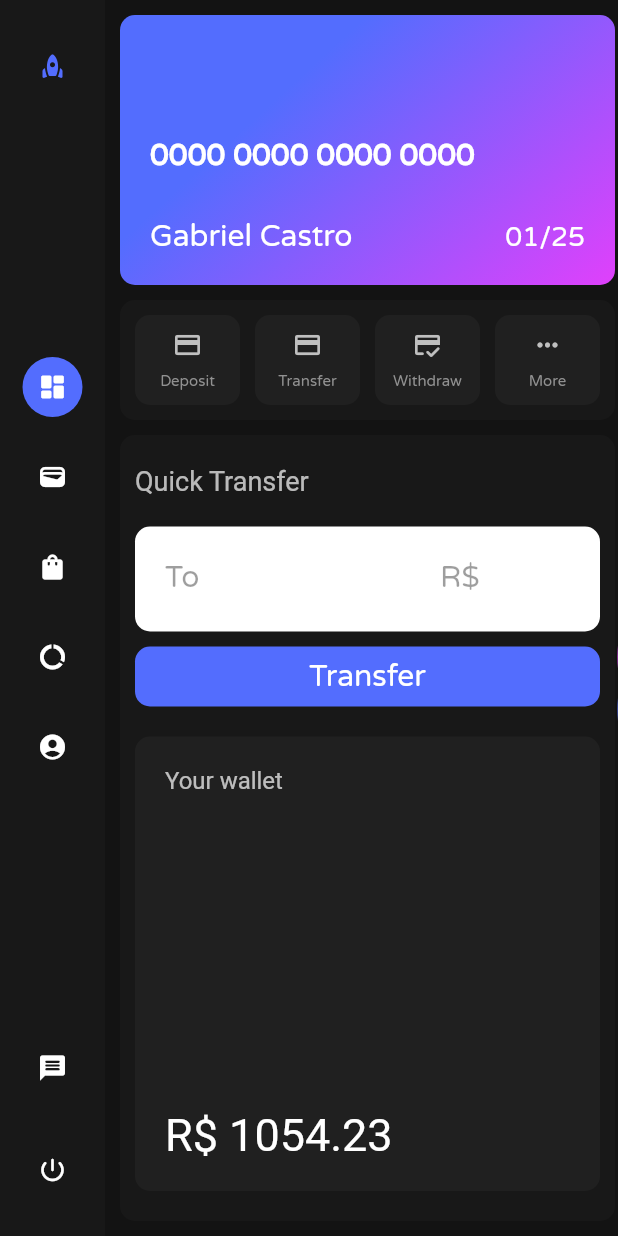
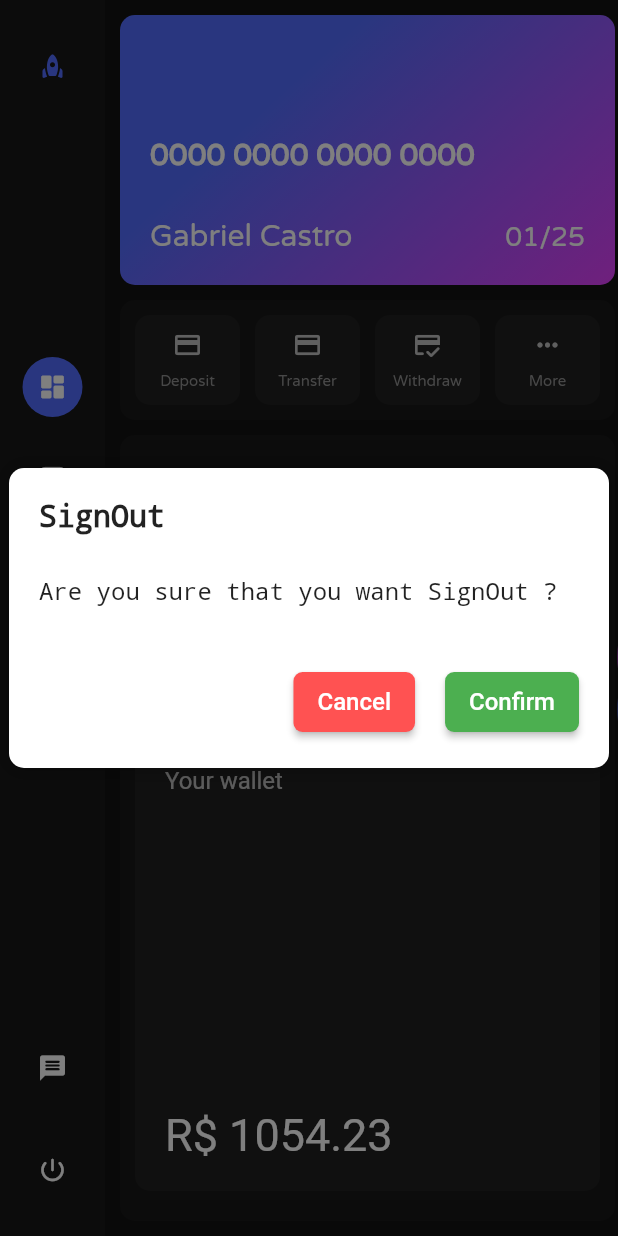
Before and after one commit to ga-brielcastro/flutterweb_dashboard, a Flutter app: the HomePage screen opened by its route, after a tap on the "power settings new" icon, on a phone screen of 412 x 824 dp. Run offline on Flutter 3.47's test engine with Material 2 defaults, Android fonts, the phone set to English and light mode, and no system bars; our stand-ins replace firebase_auth, firebase_core, fl_chart, percent_indicator; accounts and stored records are empty.

Commit message:
feat: logout with modal

```diff
--- /dev/null
+++ b/lib/controllers/signout.controller.dart
@@ -0,0 +1,15 @@
+import 'package:firebase_auth/firebase_auth.dart';
+
+class SignOutController {
+  bool signOut() {
+    try {
+      Future.delayed(const Duration(seconds: 2), () {
+        FirebaseAuth.instance.signOut();
+      });
+      return true;
+    } catch (e) {
+      print(e);
+      return false;
+    }
+  }
+}
--- a/lib/pages/home.page.dart
+++ b/lib/pages/home.page.dart
@@ -1,5 +1,6 @@
 import 'package:flutter/material.dart';
 import 'package:flutter_dashboard/widgets/dashboard/dashboard.widget.dart';
+import 'package:flutter_dashboard/widgets/menu_navigation/navigation_menu.widget.dart';
 import 'package:flutter_dashboard/widgets/quicklybar/quicklybar.widget.dart';
 
 import '../widgets/menubar/menubar.widget.dart';
@@ -17,6 +18,7 @@ class HomePage extends StatelessWidget {
         child: Row(
           children: const [
             MenuBar(),
+            // NavigationMenu(),
             QuicklyBar(),
             Dashboard(),
           ],
--- /dev/null
+++ b/lib/shared/modal.dart
@@ -0,0 +1,48 @@
+import 'package:flutter/material.dart';
+
+class ModalPage extends PageRoute {
+  final bool fullScreenDialog;
+  late final WidgetBuilder _builder;
+
+  ModalPage({
+    required WidgetBuilder builder,
+    RouteSettings? settings,
+    this.fullScreenDialog = true,
+  }) : _builder = builder, super(settings: settings);
+
+  @override
+  bool get opaque => false;
+
+  @override
+  bool get barrierDismissible => true;
+
+  @override
+  Color? get barrierColor => Colors.black.withOpacity(0.5);
+
+  @override
+  String? get barrierLabel => 'ModalPage';
+
+  @override
+  bool get maintainState => true;
+
+  @override
+  Duration get transitionDuration => const Duration(milliseconds: 500);
+
+  @override
+  Widget buildPage(BuildContext context, Animation<double> animation,
+      Animation<double> secondaryAnimation) {
+    return Stack(
+      children: [
+        _builder(context),
+      ],
+    );
+  }
+
+  @override
+  Widget buildTransitions(BuildContext context, Animation<double> animation, Animation<double> secondaryAnimation, Widget child) {
+    return FadeTransition(
+      opacity: animation,
+      child: child,
+    );
+  }
+}
--- a/lib/widgets/auth/login.widget.dart
+++ b/lib/widgets/auth/login.widget.dart
@@ -1,7 +1,7 @@
 import 'package:firebase_auth/firebase_auth.dart';
 import 'package:flutter/gestures.dart';
 import 'package:flutter/material.dart';
-import 'package:flutter_dashboard/utils/snackbar.dart';
+import 'package:flutter_dashboard/shared/snackbar.dart';
 import 'package:flutter_dashboard/widgets/notification/notification.widget.dart';
 
 import '../../controllers/signin.controller.dart';
--- /dev/null
+++ b/lib/widgets/dashboard/profile/menu.items.dart
@@ -0,0 +1,20 @@
+import 'package:flutter/material.dart';
+
+class MyPopupMenu extends StatelessWidget {
+
+  final List<PopupMenuEntry> menuList;
+  final Widget? icon;
+  const MyPopupMenu({Key? key, required this.menuList, this.icon}) : super(key: key);
+
+  @override
+  Widget build(BuildContext context) {
+    return PopupMenuButton(
+      color: Colors.white,
+      shape: RoundedRectangleBorder(
+        borderRadius: BorderRadius.circular(10),
+      ),
+      itemBuilder: ((context) => menuList),
+      icon: icon,
+    );
+  }
+}
--- a/lib/widgets/dashboard/profile/profile-info.widget.dart
+++ b/lib/widgets/dashboard/profile/profile-info.widget.dart
@@ -1,7 +1,35 @@
 import 'package:flutter/material.dart';
+import 'package:flutter_dashboard/widgets/dashboard/profile/menu.items.dart';
 
-class ProfileInfo extends StatelessWidget {
+class ProfileInfo extends StatefulWidget {
   const ProfileInfo({super.key});
+
+  @override
+  State<ProfileInfo> createState() => _ProfileInfoState();
+}
+
+class _ProfileInfoState extends State<ProfileInfo> {
+  void _showMyModal(BuildContext context) {
+    AlertDialog alertDialog = AlertDialog(
+      title: const Text('test'),
+      content: const Text('test test'),
+      actions: [
+        TextButton(
+          onPressed: () {},
+          child: const Text('Cancel'),
+        ),
+        TextButton(
+          onPressed: () {},
+          child: const Text('Confirm'),
+        ),
+      ],
+    );
+
+    showDialog(
+      context: context,
+      builder: (BuildContext context) => alertDialog,
+    );
+  }
 
   @override
   Widget build(BuildContext context) {
@@ -44,12 +72,64 @@ class ProfileInfo extends StatelessWidget {
               const SizedBox(
                 width: 20,
               ),
-              Container(
-                height: 40,
-                width: 40,
-                decoration: BoxDecoration(
-                  borderRadius: BorderRadius.circular(100),
-                  color: Colors.grey,
+              MyPopupMenu(
+                menuList: [
+                  PopupMenuItem(
+                    onTap: () {},
+                    child: const ListTile(
+                      leading: Icon(
+                        Icons.person,
+                        color: Colors.black54,
+                      ),
+                      title: Text(
+                        'My Profile',
+                        style: TextStyle(
+                          color: Colors.black54,
+                        ),
+                      ),
+                    ),
+                  ),
+                  PopupMenuItem(
+                    onTap: () {},
+                    child: const ListTile(
+                      leading: Icon(
+                        Icons.settings,
+                        color: Colors.black54,
+                      ),
+                      title: Text(
+                        'Settings',
+                        style: TextStyle(
+                          color: Colors.black54,
+                        ),
+                      ),
+                    ),
+                  ),
+                  const PopupMenuDivider(),
+                  PopupMenuItem(
+                    onTap: ()  {
+
+                    },
+                    child: const ListTile(
+                      leading: Icon(
+                        Icons.power_settings_new_rounded,
+                        color: Colors.black54,
+                      ),
+                      title: Text(
+                        'SignOut',
+                        style: TextStyle(
+                          color: Colors.black54,
+                        ),
+                      ),
+                    ),
+                  ),
+                ],
+                icon: Container(
+                  height: 40,
+                  width: 40,
+                  decoration: BoxDecoration(
+                    borderRadius: BorderRadius.circular(100),
+                    color: Colors.grey,
+                  ),
                 ),
               )
             ],
--- a/lib/widgets/menubar/menubar.widget.dart
+++ b/lib/widgets/menubar/menubar.widget.dart
@@ -1,5 +1,7 @@
 import 'package:flutter/material.dart';
+import 'package:flutter_dashboard/shared/modal.dart';
 import 'package:flutter_dashboard/widgets/menubar/button.menubar.widget.dart';
+import 'package:flutter_dashboard/widgets/modal_default/modal_default.widget.dart';
 
 class MenuBar extends StatelessWidget {
   const MenuBar({super.key});
@@ -77,7 +79,13 @@ class MenuBar extends StatelessWidget {
                 height: 20,
               ),
               IconButton(
-                onPressed: () {},
+                onPressed: () {
+                  Navigator.of(context).push(
+                    ModalPage(builder: (context) {
+                      return ModalDefault();
+                    }),
+                  );
+                },
                 icon: Icon(
                   Icons.power_settings_new_rounded,
                   color: Theme.of(context).colorScheme.onSecondary,
--- /dev/null
+++ b/lib/widgets/modal_default/modal_default.widget.dart
@@ -0,0 +1,134 @@
+import 'package:flutter/material.dart';
+import 'package:flutter_dashboard/controllers/signout.controller.dart';
+import 'package:flutter_dashboard/shared/snackbar.dart';
+
+import '../../controllers/signin.controller.dart';
+
+class ModalDefault extends StatelessWidget {
+  ModalDefault({Key? key}) : super(key: key);
+  MySnackBar mySnackBar = MySnackBar();
+  late final controller = SignOutController();
+
+  @override
+  Widget build(BuildContext context) {
+    return Center(
+      child: Container(
+        height: 200,
+        width: 400,
+        padding: const EdgeInsets.all(20),
+        decoration: BoxDecoration(
+          color: Colors.white,
+          borderRadius: BorderRadius.circular(10),
+          boxShadow: const [
+            BoxShadow(
+              color: Colors.black26,
+              blurRadius: 10,
+              blurStyle: BlurStyle.normal,
+              spreadRadius: 2,
+            )
+          ],
+        ),
+        child: Column(
+          mainAxisAlignment: MainAxisAlignment.spaceBetween,
+          children: [
+            Column(
+              children: const [
+                Align(
+                  alignment: Alignment.centerLeft,
+                  child: Text(
+                    'SignOut',
+                    style: TextStyle(
+                      color: Colors.black87,
+                      fontSize: 20,
+                      decoration: TextDecoration.none,
+                      fontWeight: FontWeight.w600,
+                    ),
+                  ),
+                ),
+                SizedBox(
+                  height: 30,
+                ),
+                Align(
+                  alignment: Alignment.centerLeft,
+                  child: Text(
+                    'Are you sure that you want SignOut ?',
+                    style: TextStyle(
+                      color: Colors.black87,
+                      fontSize: 16,
+                      decoration: TextDecoration.none,
+                      fontWeight: FontWeight.w500,
+                    ),
+                  ),
+                ),
+              ],
+            ),
+            Row(
+              mainAxisAlignment: MainAxisAlignment.end,
+              children: [
+                ConstrainedBox(
+                  constraints: const BoxConstraints(
+                    minHeight: 40,
+                  ),
+                  child: ElevatedButton(
+                    onPressed: () {},
+                    style: ElevatedButton.styleFrom(
+                      backgroundColor: Colors.redAccent,
+                      shape: RoundedRectangleBorder(
+                        borderRadius: BorderRadius.circular(
+                          6,
+                        ),
+                      ),
+                    ),
+                    child: const Text(
+                      'Cancel',
+                      style: TextStyle(
+                        color: Colors.white,
+                        fontSize: 16,
+                      ),
+                    ),
+                  ),
+                ),
+                const SizedBox(
+                  width: 20,
+                ),
+                ConstrainedBox(
+                  constraints: const BoxConstraints(
+                    minHeight: 40,
+                  ),
+                  child: ElevatedButton(
+                    onPressed: () {
+                      if (controller.signOut()) {
+                        Navigator.of(context).pushNamed('/auth');
+                      } else {
+                        mySnackBar.showSnackbar(
+                            context,
+                            'Não foi possível realizar o Logout!',
+                            Colors.redAccent.withOpacity(0.8));
+                      }
+                    },
+                    style: ElevatedButton.styleFrom(
+                      backgroundColor: Colors.green,
+                      shape: RoundedRectangleBorder(
+                        borderRadius: BorderRadius.circular(
+                          6,
+                        ),
+                      ),
+                    ),
+                    child: const Text(
+                      'Confirm',
+                      style: TextStyle(
+                        color: Colors.white,
+                        fontSize: 16,
+                      ),
+                    ),
+                  ),
+                ),
+              ],
+            ),
+          ],
+        ),
+      ),
+    );
+    ;
+  }
+}
```
Also changed, not shown: lib/widgets/menu_navigation/navigation_menu.widget.dart (added, +58 -0 lines), lib/shared/snackbar.dart (renamed from lib/utils/snackbar.dart).
